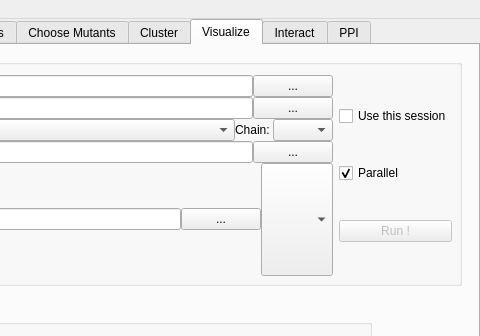
This is REvoDesign/UI/REvoDesign-PyMOL.ui in YaoYinYing/REvoDesign as Qt 5 draws it before an edit; both pictures show x 171 to 651 and y 0 to 336 of the 651 by 516 pixel window. The edited form follows.
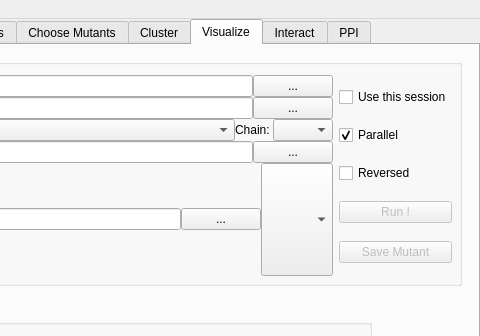
This is the edited form. The open tabs and pages were chosen to show the change.

Commit message: fixes in visualize_mutants

```diff
--- a/REvoDesign/UI/REvoDesign-PyMOL.ui
+++ b/REvoDesign/UI/REvoDesign-PyMOL.ui
@@ -2670,6 +2670,16 @@
             </property>
            </widget>
           </item>
+          <item>
+           <widget class="QCheckBox" name="checkBox_reverse_mutant_effect_3">
+            <property name="statusTip">
+             <string>Lower scores will be favored in certain scoring methods, such as ddG scoring.</string>
+            </property>
+            <property name="text">
+             <string>Reversed</string>
+            </property>
+           </widget>
+          </item>
           <item>
            <widget class="QPushButton" name="pushButton_run_visualizing">
             <property name="enabled">
@@ -2680,6 +2690,19 @@
             </property>
            </widget>
           </item>
+          <item>
+           <widget class="QPushButton" name="pushButton_save_this_mutant_table">
+            <property name="enabled">
+             <bool>false</bool>
+            </property>
+            <property name="statusTip">
+             <string>Save this mutant table (Mutants that keep enabled in current PyMOL session)</string>
+            </property>
+            <property name="text">
+             <string>Save Mutant</string>
+            </property>
+           </widget>
+          </item>
          </layout>
         </item>
        </layout>
```
The commit also changes 3 other files.
